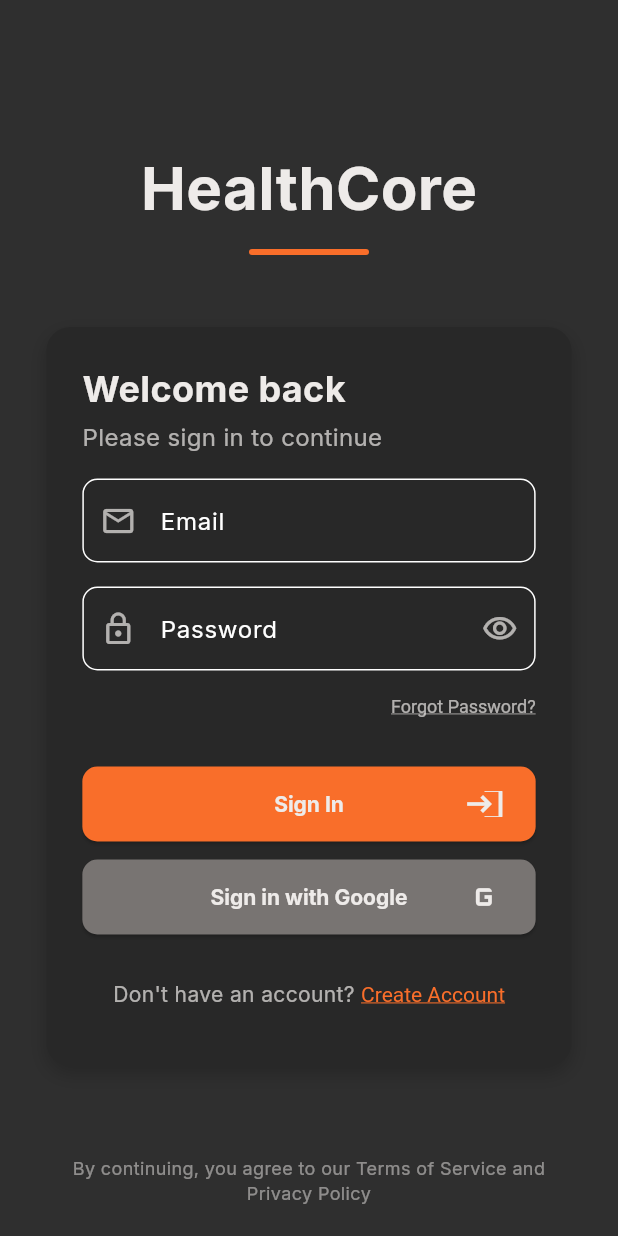
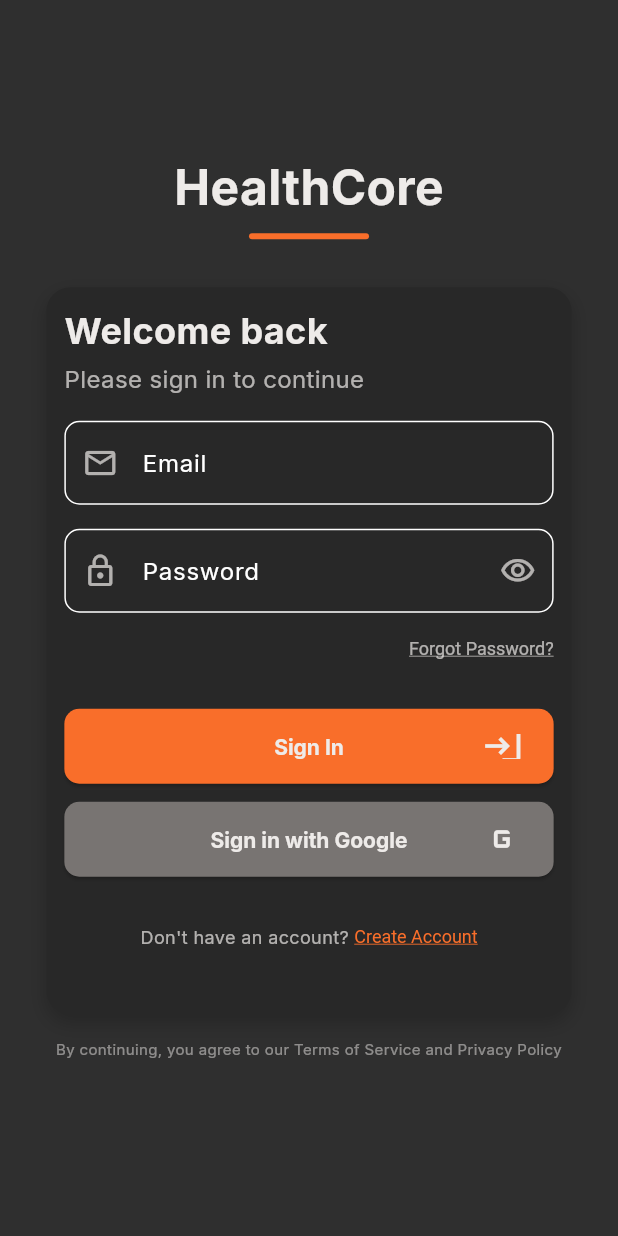
Before and after one commit to Adrian-Piwin/FitXP, a Flutter app: the screen it shows after launch, on a phone screen of 412 x 824 dp. Run offline on Flutter 3.47's test engine with Material 3 defaults, Android fonts, the phone set to English and light mode, and no system bars; our stand-ins replace cloud_firestore, firebase_auth, firebase_core, fl_chart, flutter_dotenv, font_awesome_flutter and 7 more; missing offline and left inert: health, superwallkit_flutter; accounts and stored records are empty; generated files the repository leaves out were written again.

Commit message:
Make signin and onboarding pagres responsive

```diff
--- a/lib/pages/auth/custom_sign_in_screen.dart
+++ b/lib/pages/auth/custom_sign_in_screen.dart
@@ -118,26 +118,26 @@ class _CustomSignInScreenState extends State<CustomSignInScreen> {
           Center(
             child: SingleChildScrollView(
               padding: EdgeInsets.only(
-                top: PaddingSizes.xlarge * 3,
-                bottom: PaddingSizes.xlarge * 4, // Extra space for terms text
+                top: PaddingSizes.xlarge * 2,
+                bottom: PaddingSizes.xlarge * 2,
               ),
               child: Column(
                 mainAxisAlignment: MainAxisAlignment.center,
                 children: [
                   // App Logo/Title Section
                   Padding(
-                    padding: const EdgeInsets.only(bottom: PaddingSizes.xlarge * 3),
+                    padding: const EdgeInsets.only(bottom: PaddingSizes.xlarge * 2),
                     child: Column(
                       children: [
                         Text(
                           'HealthCore',
                           style: TextStyle(
-                            fontSize: 40,
+                            fontSize: screenSize.width > 600 ? 40 : 32,
                             fontWeight: FontWeight.bold,
                             color: CoreColors.textColor,
                           ),
                         ),
-                        const SizedBox(height: PaddingSizes.large),
+                        const SizedBox(height: PaddingSizes.medium),
                         Container(
                           width: 80,
                           height: 4,
@@ -153,8 +153,8 @@ class _CustomSignInScreenState extends State<CustomSignInScreen> {
                   // Main Form Card
                   Container(
                     width: formWidth,
-                    padding: const EdgeInsets.all(PaddingSizes.xlarge * 1.5),
-                    margin: const EdgeInsets.symmetric(horizontal: PaddingSizes.xlarge),
+                    padding: EdgeInsets.all(screenSize.width > 600 ? PaddingSizes.xlarge * 1.5 : PaddingSizes.large),
+                    margin: const EdgeInsets.symmetric(horizontal: PaddingSizes.medium),
                     decoration: BoxDecoration(
                       color: CoreColors.foregroundColor,
                       borderRadius: BorderRadius.circular(BorderRadiusSizes.large),
@@ -382,6 +382,8 @@ class _CustomSignInScreenState extends State<CustomSignInScreen> {
 
                         // Toggle Register/Sign In
                         Center(
+                          child: Padding(
+                            padding: const EdgeInsets.only(bottom: PaddingSizes.xlarge),
                             child: Row(
                               mainAxisAlignment: MainAxisAlignment.center,
                               children: [
@@ -391,6 +393,7 @@ class _CustomSignInScreenState extends State<CustomSignInScreen> {
                                       : 'Don\'t have an account? ',
                                   style: TextStyle(
                                     color: CoreColors.textColor.withOpacity(0.7),
+                                    fontSize: screenSize.width > 600 ? FontSizes.medium : FontSizes.small,
                                   ),
                                 ),
                                 TextButton(
@@ -410,8 +413,9 @@ class _CustomSignInScreenState extends State<CustomSignInScreen> {
                                     elevation: 0,
                                     shadowColor: Colors.transparent,
                                     surfaceTintColor: Colors.transparent,
-                                  textStyle: const TextStyle(
+                                    textStyle: TextStyle(
                                       decoration: TextDecoration.underline,
+                                      fontSize: screenSize.width > 600 ? FontSizes.medium : FontSizes.small,
                                     ),
                                   ).copyWith(
                                     overlayColor: WidgetStateProperty.all(Colors.transparent),
@@ -421,34 +425,29 @@ class _CustomSignInScreenState extends State<CustomSignInScreen> {
                               ],
                             ),
                           ),
-                      ],
-                    ),
                         ),
                       ],
                     ),
                   ),
+
+                  // Terms Text - Positioned below the form card
+                  Padding(
+                    padding: EdgeInsets.only(
+                      top: PaddingSizes.xlarge,
+                      bottom: PaddingSizes.xlarge,
+                      left: PaddingSizes.medium,
+                      right: PaddingSizes.medium,
                     ),
-
-          // Terms Text - Positioned at bottom with proper margins
-          Positioned(
-            left: 0,
-            right: 0,
-            bottom: PaddingSizes.xxlarge,
-            child: Container(
-              width: formWidth,
-              margin: EdgeInsets.symmetric(
-                horizontal: MediaQuery.of(context).size.width > 600
-                    ? (MediaQuery.of(context).size.width - 500) / 2
-                    : MediaQuery.of(context).size.width * 0.075,
-              ),
-              padding: const EdgeInsets.symmetric(horizontal: PaddingSizes.xlarge),
                     child: Text(
                       'By continuing, you agree to our Terms of Service and Privacy Policy',
                       textAlign: TextAlign.center,
                       style: TextStyle(
                         color: CoreColors.textColor.withOpacity(0.5),
-                  fontSize: 12,
+                        fontSize: screenSize.width > 600 ? 12 : 10,
                       ),
+                    ),
+                  ),
+                ],
               ),
             ),
           ),
```
Also changed, not shown: lib/pages/onboarding/activity_level_page.dart (+17 -12 lines), 1 other file. Lines whose indentation alone changed are shown as unchanged.
